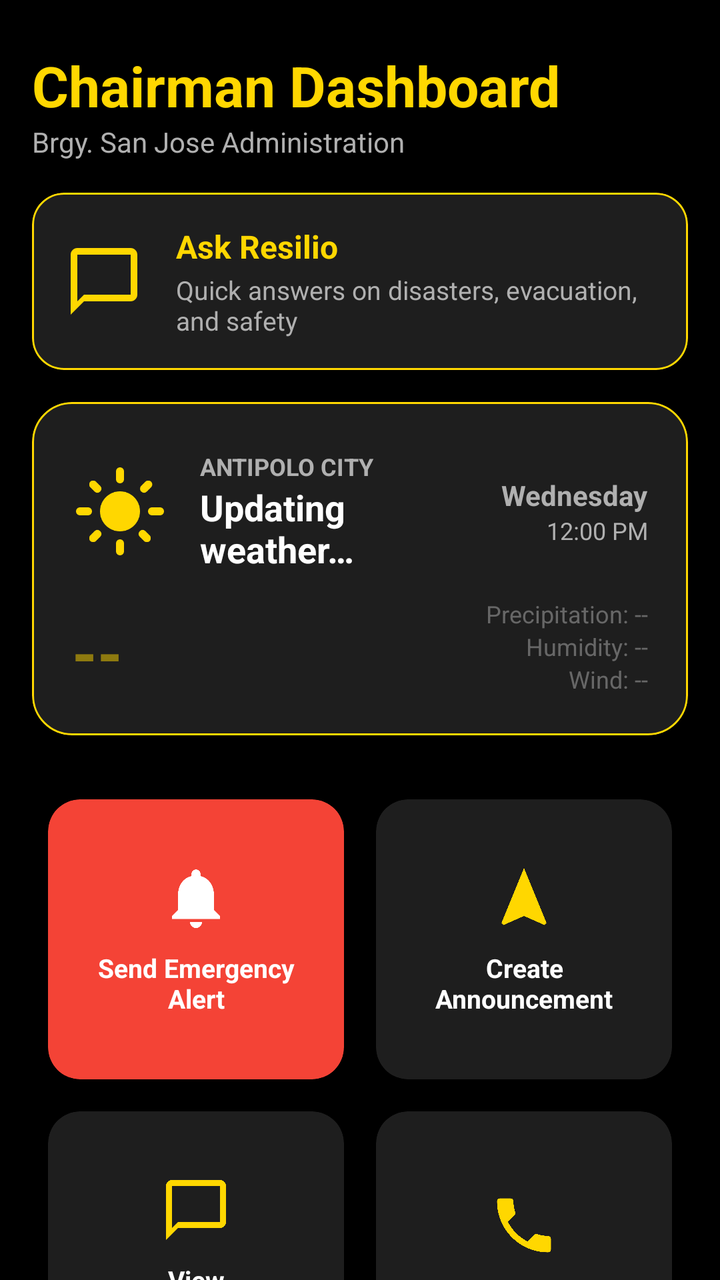
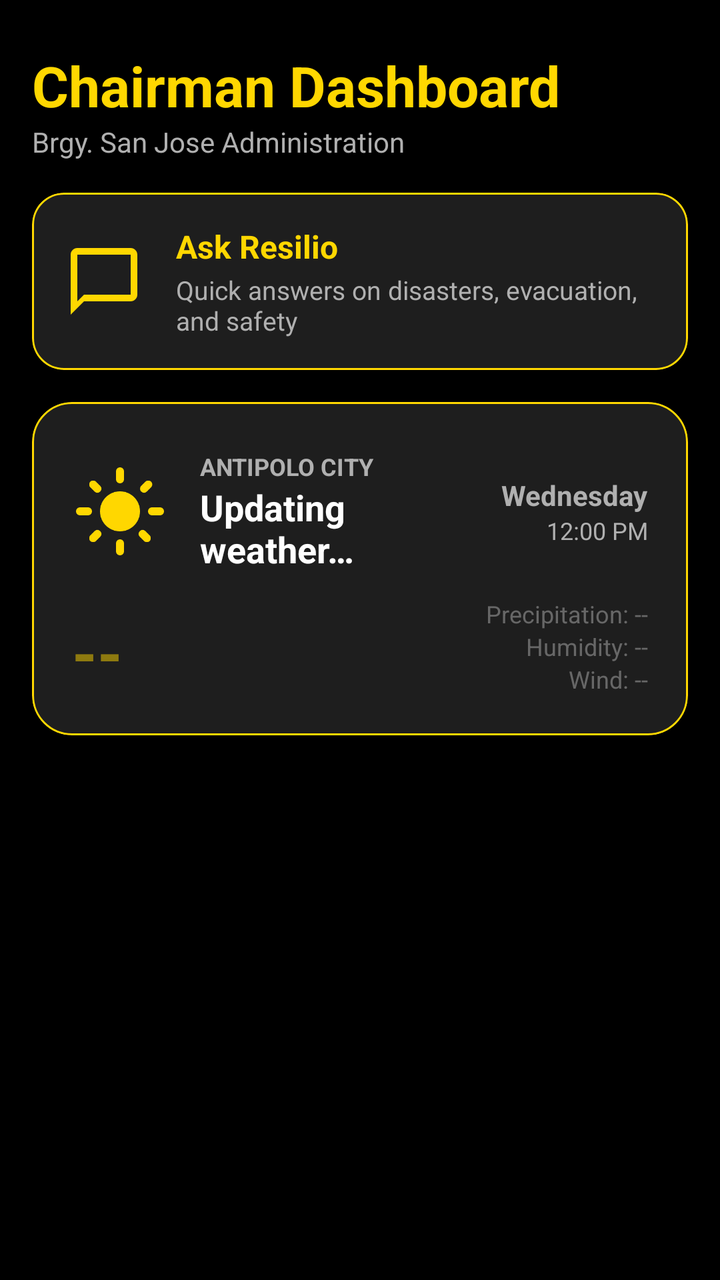

Compare the two renders of this Android layout. The source of the first and the diff that turns it into the second are given below.
<!-- AndroidManifest.xml: application theme Theme.Resilio -->
<!-- res/layout/fragment_chairman_dashboard.xml -->
<?xml version="1.0" encoding="utf-8"?>
<androidx.core.widget.NestedScrollView xmlns:android="http://schemas.android.com/apk/res/android"
    xmlns:app="http://schemas.android.com/apk/res-auto"
    android:layout_width="match_parent"
    android:layout_height="match_parent"
    android:background="@color/background_dark">

    <LinearLayout
        android:layout_width="match_parent"
        android:layout_height="wrap_content"
        android:orientation="vertical"
        android:padding="16dp">

        
        <LinearLayout
            android:layout_width="match_parent"
            android:layout_height="wrap_content"
            android:orientation="horizontal"
            android:gravity="center_vertical"
            android:layout_marginTop="8dp">

            <LinearLayout
                android:layout_width="match_parent"
                android:layout_height="wrap_content"
                android:orientation="vertical">
                <TextView
                    android:layout_width="wrap_content"
                    android:layout_height="wrap_content"
                    android:text="Chairman Dashboard"
                    android:textSize="28sp"
                    android:textStyle="bold"
                    android:textColor="@color/gold_accent"/>
                <TextView
                    android:layout_width="wrap_content"
                    android:layout_height="wrap_content"
                    android:text="Brgy. San Jose Administration"
                    android:textColor="@color/text_secondary"
                    android:textSize="14sp"/>
            </LinearLayout>
        </LinearLayout>

        <View
            android:layout_width="match_parent"
            android:layout_height="16dp" />

        <include
            android:id="@+id/card_ask_resilio"
            layout="@layout/include_card_ask_resilio"
            android:layout_width="match_parent"
            android:layout_height="wrap_content"
            android:layout_marginBottom="16dp" />

        <include
            android:id="@+id/weather_card"
            layout="@layout/include_card_weather"
            android:layout_width="match_parent"
            android:layout_height="wrap_content"
            android:layout_marginBottom="24dp" />

        
        <GridLayout
            android:layout_width="match_parent"
            android:layout_height="wrap_content"
            android:columnCount="2"
            android:alignmentMode="alignMargins"
            android:columnOrderPreserved="false">

            
            <com.google.android.material.card.MaterialCardView
                android:id="@+id/cardDisasterAlerts"
                style="@style/Widget.Material3.CardView.Elevated"
                android:layout_width="0dp"
                android:layout_height="140dp"
                android:layout_columnWeight="1"
                android:layout_margin="8dp"
                app:cardCornerRadius="16dp"
                app:cardBackgroundColor="@color/emergency_red">
                <LinearLayout
                    android:layout_width="match_parent"
                    android:layout_height="match_parent"
                    android:gravity="center"
                    android:orientation="vertical"
                    android:padding="12dp">
                    <ImageView
                        android:layout_width="36dp"
                        android:layout_height="36dp"
                        android:src="@drawable/ic_alerts"
                        app:tint="@color/white"/>
                    <TextView
                        android:layout_width="wrap_content"
                        android:layout_height="wrap_content"
                        android:text="Send Emergency Alert"
                        android:textColor="@color/white"
                        android:textStyle="bold"
                        android:layout_marginTop="8dp"
                        android:textSize="13sp"
                        android:textAlignment="center"/>
                </LinearLayout>
            </com.google.android.material.card.MaterialCardView>

            
            <com.google.android.material.card.MaterialCardView
                android:id="@+id/cardAnnouncements"
                style="@style/Widget.Material3.CardView.Elevated"
                android:layout_width="0dp"
                android:layout_height="140dp"
                android:layout_columnWeight="1"
                android:layout_margin="8dp"
                app:cardCornerRadius="16dp"
                app:cardBackgroundColor="@color/surface_dark">
                <LinearLayout
                    android:layout_width="match_parent"
                    android:layout_height="match_parent"
                    android:gravity="center"
                    android:orientation="vertical"
                    android:padding="12dp">
                    <ImageView
                        android:layout_width="36dp"
                        android:layout_height="36dp"
                        android:src="@drawable/ic_preparedness"
                        app:tint="@color/gold_accent"/>
                    <TextView
                        android:layout_width="wrap_content"
                        android:layout_height="wrap_content"
                        android:text="Create Announcement"
                        android:textColor="@color/text_primary"
                        android:textStyle="bold"
                        android:layout_marginTop="8dp"
                        android:textSize="13sp"
                        android:textAlignment="center"/>
                </LinearLayout>
            </com.google.android.material.card.MaterialCardView>

            
            <com.google.android.material.card.MaterialCardView
                android:id="@+id/cardViewAnnouncements"
                style="@style/Widget.Material3.CardView.Elevated"
                android:layout_width="0dp"
                android:layout_height="140dp"
                android:layout_columnWeight="1"
                android:layout_margin="8dp"
                app:cardCornerRadius="16dp"
                app:cardBackgroundColor="@color/surface_dark">
                <LinearLayout
                    android:layout_width="match_parent"
                    android:layout_height="match_parent"
                    android:gravity="center"
                    android:orientation="vertical"
                    android:padding="12dp">
                    <ImageView
                        android:layout_width="36dp"
                        android:layout_height="36dp"
                        android:src="@drawable/ic_chat"
                        app:tint="@color/gold_accent"/>
                    <TextView
                        android:layout_width="wrap_content"
                        android:layout_height="wrap_content"
                        android:text="View Announcements"
                        android:textColor="@color/text_primary"
                        android:textStyle="bold"
                        android:layout_marginTop="8dp"
                        android:textSize="13sp"
                        android:textAlignment="center"/>
                </LinearLayout>
            </com.google.android.material.card.MaterialCardView>

            
            <com.google.android.material.card.MaterialCardView
                android:id="@+id/cardReportApproval"
                style="@style/Widget.Material3.CardView.Elevated"
                android:layout_width="0dp"
                android:layout_height="140dp"
                android:layout_columnWeight="1"
                android:layout_margin="8dp"
                app:cardCornerRadius="16dp"
                app:cardBackgroundColor="@color/surface_dark">
                <LinearLayout
                    android:layout_width="match_parent"
                    android:layout_height="match_parent"
                    android:gravity="center"
                    android:orientation="vertical"
                    android:padding="12dp">
                    <ImageView
                        android:layout_width="36dp"
                        android:layout_height="36dp"
                        android:src="@drawable/ic_hotline"
                        app:tint="@color/gold_accent"/>
                    <TextView
                        android:layout_width="wrap_content"
                        android:layout_height="wrap_content"
                        android:text="Reports Approval"
                        android:textColor="@color/text_primary"
                        android:textStyle="bold"
                        android:layout_marginTop="8dp"
                        android:textSize="13sp"
                        android:textAlignment="center"/>
                </LinearLayout>
            </com.google.android.material.card.MaterialCardView>

            
            <com.google.android.material.card.MaterialCardView
                android:id="@+id/cardUserManagement"
                style="@style/Widget.Material3.CardView.Elevated"
                android:layout_width="0dp"
                android:layout_height="140dp"
                android:layout_columnWeight="1"
                android:layout_margin="8dp"
                app:cardCornerRadius="16dp"
                app:cardBackgroundColor="@color/surface_dark">
                <LinearLayout
                    android:layout_width="match_parent"
                    android:layout_height="match_parent"
                    android:gravity="center"
                    android:orientation="vertical"
                    android:padding="12dp">
                    <ImageView
                        android:layout_width="36dp"
                        android:layout_height="36dp"
                        android:src="@drawable/ic_nav_placeholder"
                        app:tint="@color/gold_accent"/>
                    <TextView
                        android:layout_width="wrap_content"
                        android:layout_height="wrap_content"
                        android:text="Verify Residents"
                        android:textColor="@color/text_primary"
                        android:textStyle="bold"
                        android:layout_marginTop="8dp"
                        android:textSize="13sp"
                        android:textAlignment="center"/>
                </LinearLayout>
            </com.google.android.material.card.MaterialCardView>

        </GridLayout>

    </LinearLayout>
</androidx.core.widget.NestedScrollView>
<!-- res/layout/include_card_ask_resilio.xml (included above) -->
<?xml version="1.0" encoding="utf-8"?>
<com.google.android.material.card.MaterialCardView xmlns:android="http://schemas.android.com/apk/res/android"
    xmlns:app="http://schemas.android.com/apk/res-auto"
    android:layout_width="match_parent"
    android:layout_height="wrap_content"
    android:clickable="true"
    android:focusable="true"
    app:cardBackgroundColor="@color/surface_dark"
    app:cardCornerRadius="16dp"
    app:strokeColor="@color/gold_accent"
    app:strokeWidth="1dp">

    <LinearLayout
        android:layout_width="match_parent"
        android:layout_height="wrap_content"
        android:gravity="center_vertical"
        android:orientation="horizontal"
        android:padding="16dp">

        <ImageView
            android:layout_width="40dp"
            android:layout_height="40dp"
            android:contentDescription="@string/action_ask_resilio"
            android:src="@drawable/ic_chat"
            app:tint="@color/gold_accent" />

        <LinearLayout
            android:layout_width="0dp"
            android:layout_height="wrap_content"
            android:layout_marginStart="16dp"
            android:layout_weight="1"
            android:orientation="vertical">

            <TextView
                android:layout_width="wrap_content"
                android:layout_height="wrap_content"
                android:text="@string/action_ask_resilio"
                android:textColor="@color/gold_accent"
                android:textSize="16sp"
                android:textStyle="bold" />

            <TextView
                android:layout_width="wrap_content"
                android:layout_height="wrap_content"
                android:layout_marginTop="2dp"
                android:text="@string/ask_resilio_subtitle"
                android:textColor="@color/text_secondary"
                android:textSize="13sp" />
        </LinearLayout>
    </LinearLayout>
</com.google.android.material.card.MaterialCardView>
<!-- res/layout/include_card_weather.xml (included above) -->
<?xml version="1.0" encoding="utf-8"?>
<com.google.android.material.card.MaterialCardView xmlns:android="http://schemas.android.com/apk/res/android"
    xmlns:app="http://schemas.android.com/apk/res-auto"
    android:id="@+id/card_weather"
    android:layout_width="match_parent"
    android:layout_height="wrap_content"
    app:cardCornerRadius="20dp"
    app:cardBackgroundColor="@color/surface_dark"
    app:strokeColor="@color/gold_accent"
    app:strokeWidth="1dp">

    <LinearLayout
        android:layout_width="match_parent"
        android:layout_height="wrap_content"
        android:orientation="vertical">

        
        <com.google.android.material.progressindicator.LinearProgressIndicator
            android:id="@+id/weather_loading_progress"
            android:layout_width="match_parent"
            android:layout_height="wrap_content"
            android:indeterminate="true"
            app:indicatorColor="@color/gold_accent"
            app:trackColor="@android:color/transparent"
            android:visibility="visible"/>

        <LinearLayout
            android:layout_width="match_parent"
            android:layout_height="wrap_content"
            android:orientation="vertical"
            android:padding="20dp">

            <LinearLayout
                android:layout_width="match_parent"
                android:layout_height="wrap_content"
                android:orientation="horizontal"
                android:gravity="center_vertical"
                android:layout_marginBottom="12dp">

                <ImageView
                    android:id="@+id/iv_weather_icon"
                    android:layout_width="48dp"
                    android:layout_height="48dp"
                    android:src="@drawable/ic_sun"
                    app:tint="@color/gold_accent"
                    android:layout_marginEnd="16dp"/>

                <LinearLayout
                    android:layout_width="0dp"
                    android:layout_height="wrap_content"
                    android:layout_weight="1"
                    android:orientation="vertical">

                    <TextView
                        android:id="@+id/tv_weather_location"
                        android:layout_width="wrap_content"
                        android:layout_height="wrap_content"
                        android:text="@string/weather_antipolo"
                        android:textColor="@color/text_secondary"
                        android:textSize="12sp"
                        android:textAllCaps="true"
                        android:textStyle="bold"/>

                    <TextView
                        android:id="@+id/tv_weather_condition"
                        android:layout_width="wrap_content"
                        android:layout_height="wrap_content"
                        android:text="@string/weather_loading"
                        android:textColor="@color/white"
                        android:textSize="18sp"
                        android:textStyle="bold"/>
                </LinearLayout>

                <LinearLayout
                    android:layout_width="wrap_content"
                    android:layout_height="wrap_content"
                    android:orientation="vertical"
                    android:gravity="end">

                    <TextView
                        android:id="@+id/tv_weather_day"
                        android:layout_width="wrap_content"
                        android:layout_height="wrap_content"
                        android:text="@string/weather_day_placeholder"
                        android:textColor="@color/text_secondary"
                        android:textSize="14sp"
                        android:textStyle="bold" />

                    <TextView
                        android:id="@+id/tv_weather_time"
                        android:layout_width="wrap_content"
                        android:layout_height="wrap_content"
                        android:text="@string/weather_time_placeholder"
                        android:textColor="@color/text_secondary"
                        android:textSize="12sp" />
                </LinearLayout>
            </LinearLayout>

            <LinearLayout
                android:id="@+id/layout_weather_data"
                android:layout_width="match_parent"
                android:layout_height="wrap_content"
                android:orientation="horizontal"
                android:gravity="bottom"
                android:alpha="0.5">

                <TextView
                    android:id="@+id/tv_weather_temp"
                    android:layout_width="0dp"
                    android:layout_height="wrap_content"
                    android:layout_weight="1"
                    android:text="@string/temp_placeholder"
                    android:textColor="@color/gold_accent"
                    android:textSize="32sp"
                    android:textStyle="bold"/>

                <LinearLayout
                    android:layout_width="wrap_content"
                    android:layout_height="wrap_content"
                    android:orientation="vertical"
                    android:gravity="end">

                    <TextView
                        android:id="@+id/tv_weather_precip"
                        android:layout_width="wrap_content"
                        android:layout_height="wrap_content"
                        android:text="@string/precip_placeholder"
                        android:textColor="@color/text_secondary"
                        android:textSize="12sp" />

                    <TextView
                        android:id="@+id/tv_weather_humidity"
                        android:layout_width="wrap_content"
                        android:layout_height="wrap_content"
                        android:text="@string/humidity_placeholder"
                        android:textColor="@color/text_secondary"
                        android:textSize="12sp" />

                    <TextView
                        android:id="@+id/tv_weather_wind"
                        android:layout_width="wrap_content"
                        android:layout_height="wrap_content"
                        android:text="@string/wind_placeholder"
                        android:textColor="@color/text_secondary"
                        android:textSize="12sp" />
                </LinearLayout>
            </LinearLayout>

            
            <LinearLayout
                android:id="@+id/layout_weather_advisory"
                android:layout_width="match_parent"
                android:layout_height="wrap_content"
                android:layout_marginTop="16dp"
                android:background="#44FF5252"
                android:padding="12dp"
                android:visibility="gone"
                android:orientation="horizontal"
                android:gravity="center_vertical">

                <ImageView
                    android:layout_width="20dp"
                    android:layout_height="20dp"
                    android:src="@drawable/ic_alerts"
                    app:tint="#FF5252"
                    android:layout_marginEnd="8dp"/>

                <TextView
                    android:id="@+id/tv_weather_advisory"
                    android:layout_width="0dp"
                    android:layout_height="wrap_content"
                    android:layout_weight="1"
                    android:text="@string/weather_loading"
                    android:textColor="#FFCDD2"
                    android:textStyle="bold"
                    android:textSize="13sp"/>
            </LinearLayout>
        </LinearLayout>
    </LinearLayout>
</com.google.android.material.card.MaterialCardView>
<!-- resources referenced by this layout -->
<resources>
  <color name="background_dark">#000000</color>
  <color name="emergency_red">#F44336</color>
  <color name="gold_accent">#FFD700</color>
  <color name="surface_dark">#1E1E1E</color>
  <color name="text_primary">#FFFFFF</color>
  <color name="text_secondary">#B0B0B0</color>
  <color name="white">#FFFFFFFF</color>
  <!-- drawable ic_alerts (drawable) -->
  <vector xmlns:android="http://schemas.android.com/apk/res/android"
      android:width="24dp"
      android:height="24dp"
      android:viewportWidth="24"
      android:viewportHeight="24">
    <path
        android:fillColor="#FF000000"
        android:pathData="M12,22c1.1,0 2,-0.9 2,-2h-4c0,1.1 0.89,2 2,2zM18,16v-5c0,-3.07 -1.64,-5.64 -4.5,-6.32V4c0,-0.83 -0.67,-1.5 -1.5,-1.5s-1.5,0.67 -1.5,1.5v0.68C7.63,5.36 6,7.92 6,11v5l-2,2v1h16v-1l-2,-2z"/>
  </vector>
  <!-- drawable ic_chat (drawable) -->
  <?xml version="1.0" encoding="utf-8"?>
  <vector xmlns:android="http://schemas.android.com/apk/res/android"
      android:width="24dp"
      android:height="24dp"
      android:viewportWidth="24"
      android:viewportHeight="24">
      <path
          android:fillColor="#FF000000"
          android:pathData="M20,2H4C2.9,2 2,2.9 2,4v18l4,-4h14c1.1,0 2,-0.9 2,-2V4C22,2.9 21.1,2 20,2zM20,16H6l-2,2V4h16V16z" />
  </vector>
  <!-- drawable ic_hotline (drawable) -->
  <vector xmlns:android="http://schemas.android.com/apk/res/android"
      android:width="24dp"
      android:height="24dp"
      android:viewportWidth="24"
      android:viewportHeight="24">
      <path
          android:fillColor="#FFFFFF"
          android:pathData="M6.62,10.79c1.44,2.83 3.76,5.14 6.59,6.59l2.2,-2.2c0.27,-0.27 0.67,-0.36 1.02,-0.24 1.12,0.37 2.33,0.57 3.57,0.57 0.55,0 1,0.45 1,1L21,20c0,0.55 -0.45,1 -1,1 -9.39,0 -17,-7.61 -17,-17 0,-0.55 0.45,-1 1,-1h3.5c0.55,0 1,0.45 1,1 0,1.25 0.2,2.45 0.57,3.57 0.11,0.35 0.03,0.74 -0.25,1.02l-2.2,2.2z" />
  </vector>
  <!-- drawable ic_nav_placeholder (drawable) -->
  <?xml version="1.0" encoding="utf-8"?>
  <vector xmlns:android="http://schemas.android.com/apk/res/android"
      android:width="24dp"
      android:height="24dp"
      android:viewportWidth="24"
      android:viewportHeight="24">
      <path
          android:fillColor="#FF000000"
          android:pathData="M12,2C6.48,2 2,6.48 2,12s4.48,10 10,10 10,-4.48 10,-10S17.52,2 12,2z" />
  </vector>
  <!-- drawable ic_preparedness (drawable) -->
  <vector xmlns:android="http://schemas.android.com/apk/res/android"
      android:width="24dp"
      android:height="24dp"
      android:viewportWidth="24"
      android:viewportHeight="24">
      <path
          android:fillColor="#FFFFFF"
          android:pathData="M12,2L4.5,20.29L5.21,21L12,18L18.79,21L19.5,20.29L12,2Z" />
  </vector>
  <string name="action_ask_resilio">Ask Resilio</string>
  <string name="ask_resilio_subtitle">Quick answers on disasters, evacuation, and safety</string>
  <string name="humidity_placeholder">Humidity: --</string>
  <string name="precip_placeholder">Precipitation: --</string>
  <string name="temp_placeholder">--</string>
  <string name="weather_antipolo">Antipolo City</string>
  <string name="weather_day_placeholder">Wednesday</string>
  <string name="weather_loading">Updating weather…</string>
  <string name="weather_time_placeholder">12:00 PM</string>
  <string name="wind_placeholder">Wind: --</string>
  <style name="Theme.Resilio" parent="Base.Theme.Resilio" />
  <color name="secondary_blue">#2196F3</color>
  <color name="primary_green">#4CAF50</color>
  <!-- unchanged entries left out for length: 2 -->
</resources>

<!-- the commit's change to res/layout/fragment_chairman_dashboard.xml (unified diff, before → after) -->
@@ -56,181 +56,6 @@
             android:layout_width="match_parent"
             android:layout_height="wrap_content"
             android:layout_marginBottom="24dp" />
-
-        
-        <GridLayout
-            android:layout_width="match_parent"
-            android:layout_height="wrap_content"
-            android:columnCount="2"
-            android:alignmentMode="alignMargins"
-            android:columnOrderPreserved="false">
-
-            
-            <com.google.android.material.card.MaterialCardView
-                android:id="@+id/cardDisasterAlerts"
-                style="@style/Widget.Material3.CardView.Elevated"
-                android:layout_width="0dp"
-                android:layout_height="140dp"
-                android:layout_columnWeight="1"
-                android:layout_margin="8dp"
-                app:cardCornerRadius="16dp"
-                app:cardBackgroundColor="@color/emergency_red">
-                <LinearLayout
-                    android:layout_width="match_parent"
-                    android:layout_height="match_parent"
-                    android:gravity="center"
-                    android:orientation="vertical"
-                    android:padding="12dp">
-                    <ImageView
-                        android:layout_width="36dp"
-                        android:layout_height="36dp"
-                        android:src="@drawable/ic_alerts"
-                        app:tint="@color/white"/>
-                    <TextView
-                        android:layout_width="wrap_content"
-                        android:layout_height="wrap_content"
-                        android:text="Send Emergency Alert"
-                        android:textColor="@color/white"
-                        android:textStyle="bold"
-                        android:layout_marginTop="8dp"
-                        android:textSize="13sp"
-                        android:textAlignment="center"/>
-                </LinearLayout>
-            </com.google.android.material.card.MaterialCardView>
-
-            
-            <com.google.android.material.card.MaterialCardView
-                android:id="@+id/cardAnnouncements"
-                style="@style/Widget.Material3.CardView.Elevated"
-                android:layout_width="0dp"
-                android:layout_height="140dp"
-                android:layout_columnWeight="1"
-                android:layout_margin="8dp"
-                app:cardCornerRadius="16dp"
-                app:cardBackgroundColor="@color/surface_dark">
-                <LinearLayout
-                    android:layout_width="match_parent"
-                    android:layout_height="match_parent"
-                    android:gravity="center"
-                    android:orientation="vertical"
-                    android:padding="12dp">
-                    <ImageView
-                        android:layout_width="36dp"
-                        android:layout_height="36dp"
-                        android:src="@drawable/ic_preparedness"
-                        app:tint="@color/gold_accent"/>
-                    <TextView
-                        android:layout_width="wrap_content"
-                        android:layout_height="wrap_content"
-                        android:text="Create Announcement"
-                        android:textColor="@color/text_primary"
-                        android:textStyle="bold"
-                        android:layout_marginTop="8dp"
-                        android:textSize="13sp"
-                        android:textAlignment="center"/>
-                </LinearLayout>
-            </com.google.android.material.card.MaterialCardView>
-
-            
-            <com.google.android.material.card.MaterialCardView
-                android:id="@+id/cardViewAnnouncements"
-                style="@style/Widget.Material3.CardView.Elevated"
-                android:layout_width="0dp"
-                android:layout_height="140dp"
-                android:layout_columnWeight="1"
-                android:layout_margin="8dp"
-                app:cardCornerRadius="16dp"
-                app:cardBackgroundColor="@color/surface_dark">
-                <LinearLayout
-                    android:layout_width="match_parent"
-                    android:layout_height="match_parent"
-                    android:gravity="center"
-                    android:orientation="vertical"
-                    android:padding="12dp">
-                    <ImageView
-                        android:layout_width="36dp"
-                        android:layout_height="36dp"
-                        android:src="@drawable/ic_chat"
-                        app:tint="@color/gold_accent"/>
-                    <TextView
-                        android:layout_width="wrap_content"
-                        android:layout_height="wrap_content"
-                        android:text="View Announcements"
-                        android:textColor="@color/text_primary"
-                        android:textStyle="bold"
-                        android:layout_marginTop="8dp"
-                        android:textSize="13sp"
-                        android:textAlignment="center"/>
-                </LinearLayout>
-            </com.google.android.material.card.MaterialCardView>
-
-            
-            <com.google.android.material.card.MaterialCardView
-                android:id="@+id/cardReportApproval"
-                style="@style/Widget.Material3.CardView.Elevated"
-                android:layout_width="0dp"
-                android:layout_height="140dp"
-                android:layout_columnWeight="1"
-                android:layout_margin="8dp"
-                app:cardCornerRadius="16dp"
-                app:cardBackgroundColor="@color/surface_dark">
-                <LinearLayout
-                    android:layout_width="match_parent"
-                    android:layout_height="match_parent"
-                    android:gravity="center"
-                    android:orientation="vertical"
-                    android:padding="12dp">
-                    <ImageView
-                        android:layout_width="36dp"
-                        android:layout_height="36dp"
-                        android:src="@drawable/ic_hotline"
-                        app:tint="@color/gold_accent"/>
-                    <TextView
-                        android:layout_width="wrap_content"
-                        android:layout_height="wrap_content"
-                        android:text="Reports Approval"
-                        android:textColor="@color/text_primary"
-                        android:textStyle="bold"
-                        android:layout_marginTop="8dp"
-                        android:textSize="13sp"
-                        android:textAlignment="center"/>
-                </LinearLayout>
-            </com.google.android.material.card.MaterialCardView>
-
-            
-            <com.google.android.material.card.MaterialCardView
-                android:id="@+id/cardUserManagement"
-                style="@style/Widget.Material3.CardView.Elevated"
-                android:layout_width="0dp"
-                android:layout_height="140dp"
-                android:layout_columnWeight="1"
-                android:layout_margin="8dp"
-                app:cardCornerRadius="16dp"
-                app:cardBackgroundColor="@color/surface_dark">
-                <LinearLayout
-                    android:layout_width="match_parent"
-                    android:layout_height="match_parent"
-                    android:gravity="center"
-                    android:orientation="vertical"
-                    android:padding="12dp">
-                    <ImageView
-                        android:layout_width="36dp"
-                        android:layout_height="36dp"
-                        android:src="@drawable/ic_nav_placeholder"
-                        app:tint="@color/gold_accent"/>
-                    <TextView
-                        android:layout_width="wrap_content"
-                        android:layout_height="wrap_content"
-                        android:text="Verify Residents"
-                        android:textColor="@color/text_primary"
-                        android:textStyle="bold"
-                        android:layout_marginTop="8dp"
-                        android:textSize="13sp"
-                        android:textAlignment="center"/>
-                </LinearLayout>
-            </com.google.android.material.card.MaterialCardView>
-
-        </GridLayout>
 
     </LinearLayout>
 </androidx.core.widget.NestedScrollView>
<!-- resource entries referenced after the edit -->
@@ -1,7 +1,6 @@
 <!-- resources referenced by this layout -->
 <resources>
   <color name="background_dark">#000000</color>
-  <color name="emergency_red">#F44336</color>
   <color name="gold_accent">#FFD700</color>
   <color name="surface_dark">#1E1E1E</color>
   <color name="text_primary">#FFFFFF</color>
@@ -28,37 +27,6 @@
           android:fillColor="#FF000000"
           android:pathData="M20,2H4C2.9,2 2,2.9 2,4v18l4,-4h14c1.1,0 2,-0.9 2,-2V4C22,2.9 21.1,2 20,2zM20,16H6l-2,2V4h16V16z" />
   </vector>
-  <!-- drawable ic_hotline (drawable) -->
-  <vector xmlns:android="http://schemas.android.com/apk/res/android"
-      android:width="24dp"
-      android:height="24dp"
-      android:viewportWidth="24"
-      android:viewportHeight="24">
-      <path
-          android:fillColor="#FFFFFF"
-          android:pathData="M6.62,10.79c1.44,2.83 3.76,5.14 6.59,6.59l2.2,-2.2c0.27,-0.27 0.67,-0.36 1.02,-0.24 1.12,0.37 2.33,0.57 3.57,0.57 0.55,0 1,0.45 1,1L21,20c0,0.55 -0.45,1 -1,1 -9.39,0 -17,-7.61 -17,-17 0,-0.55 0.45,-1 1,-1h3.5c0.55,0 1,0.45 1,1 0,1.25 0.2,2.45 0.57,3.57 0.11,0.35 0.03,0.74 -0.25,1.02l-2.2,2.2z" />
-  </vector>
-  <!-- drawable ic_nav_placeholder (drawable) -->
-  <?xml version="1.0" encoding="utf-8"?>
-  <vector xmlns:android="http://schemas.android.com/apk/res/android"
-      android:width="24dp"
-      android:height="24dp"
-      android:viewportWidth="24"
-      android:viewportHeight="24">
-      <path
-          android:fillColor="#FF000000"
-          android:pathData="M12,2C6.48,2 2,6.48 2,12s4.48,10 10,10 10,-4.48 10,-10S17.52,2 12,2z" />
-  </vector>
-  <!-- drawable ic_preparedness (drawable) -->
-  <vector xmlns:android="http://schemas.android.com/apk/res/android"
-      android:width="24dp"
-      android:height="24dp"
-      android:viewportWidth="24"
-      android:viewportHeight="24">
-      <path
-          android:fillColor="#FFFFFF"
-          android:pathData="M12,2L4.5,20.29L5.21,21L12,18L18.79,21L19.5,20.29L12,2Z" />
-  </vector>
   <string name="action_ask_resilio">Ask Resilio</string>
   <string name="ask_resilio_subtitle">Quick answers on disasters, evacuation, and safety</string>
   <string name="humidity_placeholder">Humidity: --</string>
